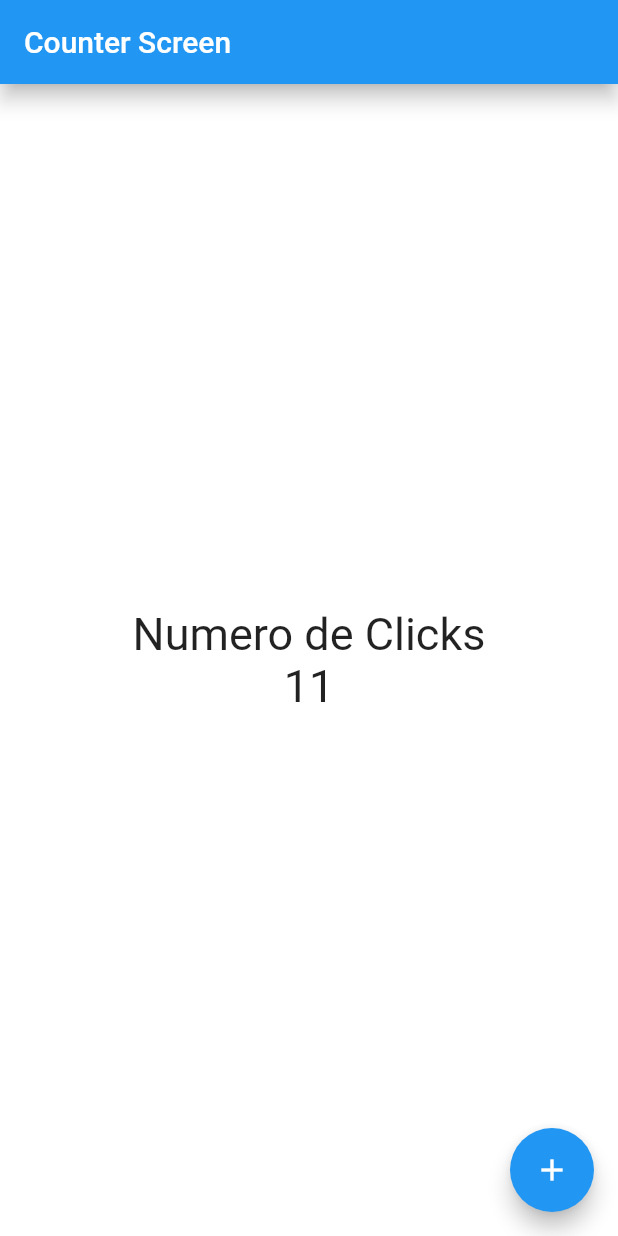
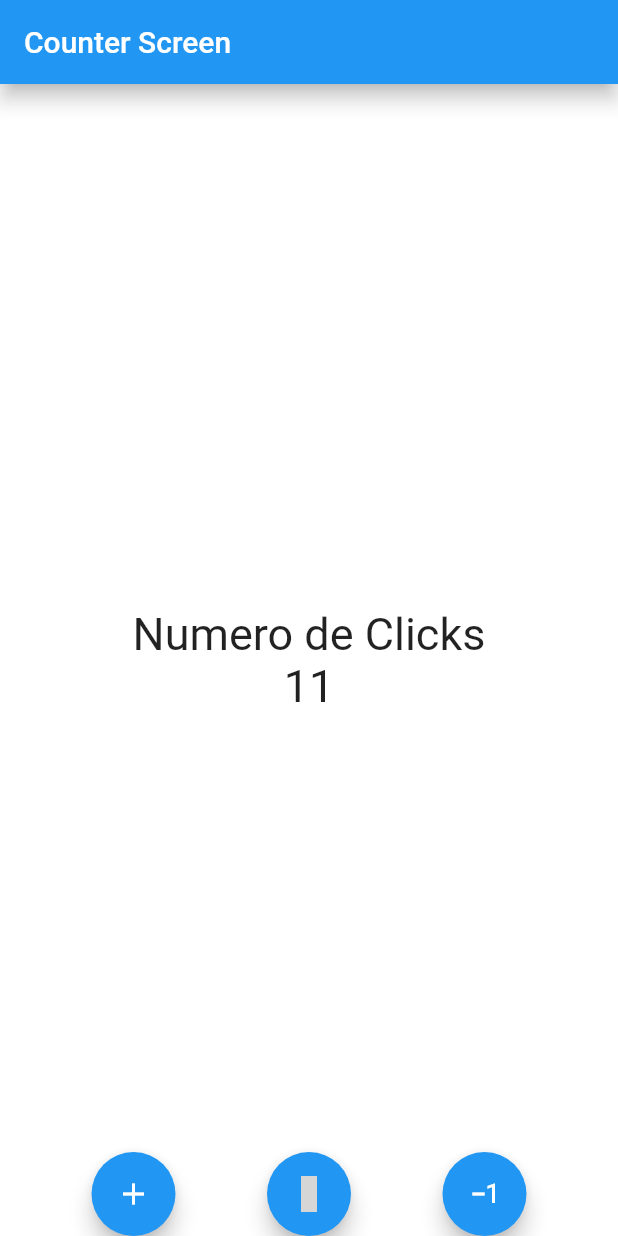
Before and after one commit to eliato/flutter, a Flutter app: the screen it shows after launch, after a tap on the "add" icon, on a phone screen of 412 x 824 dp. Run offline on Flutter 3.47's test engine with Material 2 defaults, Android fonts, the phone set to English and light mode, and no system bars; statements that could not run were skipped; grey boxes are pictures that could not be loaded.

Commit message:
second comint

```diff
--- a/lib/screens/couter_screen.dart
+++ b/lib/screens/couter_screen.dart
@@ -45,13 +45,20 @@ class _CounterScreenState
           ],
         ),
       ),
-      //floatingActionButtonLocation: FloatingActionButtonLocation.centerDocked,
-      floatingActionButton: FloatingActionButton(
-        child: const Icon(Icons.add),
-        onPressed: () {
-          counter++;
-          setState(() {});
-        },
+      floatingActionButtonLocation: FloatingActionButtonLocation.centerDocked,
+      floatingActionButton: Row(
+        mainAxisAlignment: MainAxisAlignment.spaceEvenly,
+        children: [
+          FloatingActionButton(child: const Icon(Icons.add), onPressed: () => setState(() => counter++)),
+          FloatingActionButton(
+            child: const Icon(Icons.whatsapp),
+            onPressed: () => setState(() => counter = 0),
+          ),
+          FloatingActionButton(
+            child: const Icon(Icons.exposure_minus_1_outlined),
+            onPressed: () => setState(() => counter--),
+          ),
+        ],
       ),
     );
   }
```
